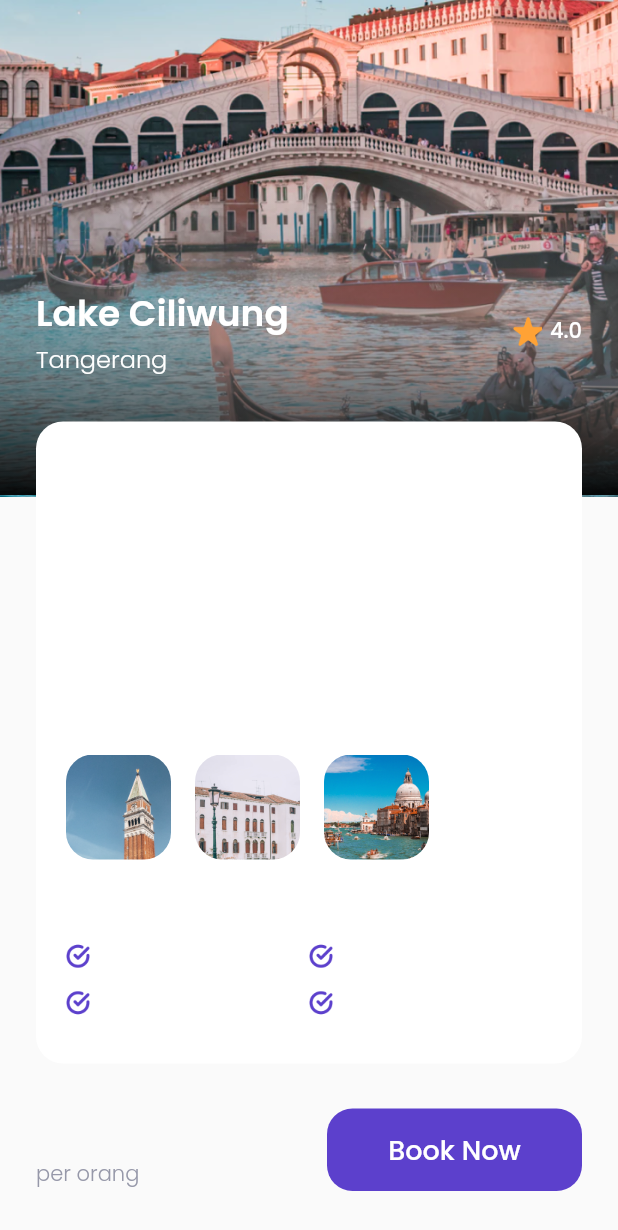
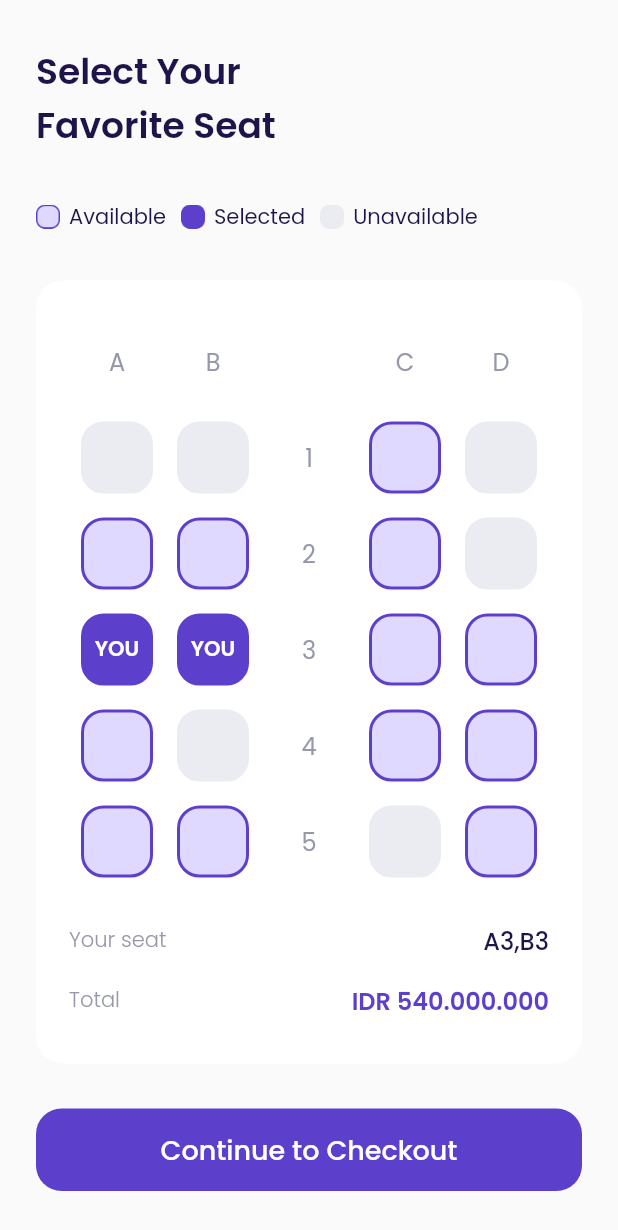
Before and after one commit to Tobils/aeroplane, a Flutter app: the DetailPage screen opened directly, scrolled down 119 dp, after a tap on "Book Now", on a phone screen of 412 x 824 dp. Shown: the top 1230 px of the screen. Run offline on Flutter 3.47's test engine with Material 2 defaults, Android fonts, the phone set to English and light mode, and no system bars; our stand-ins replace google_fonts; missing offline and left inert: dart:ffi.

Commit message:
feat: add select seat page

```diff
--- a/lib/shared/theme.dart
+++ b/lib/shared/theme.dart
@@ -5,8 +5,8 @@ const double defaultMargin = 24.00;
 const double defaultRadius = 17.00;
 
 const Color kPrimaryColor = Color(0xff5C40CC);
-// const Color kBlackColor = Color(0xff1F1449);
-const Color kBlackColor = Color(0x00000);
+const Color kBlackColor = Color(0xff1F1449);
+// const Color kBlackColor = Color(0x00000);
 const Color kWhiteColor = Color(0xffFFFFFF);
 const Color kGreyColor = Color(0xff9698A9);
 const Color kGreenColor = Color(0xff0EC3AE);
@@ -14,6 +14,8 @@ const Color kRedColor = Color(0xffEB70A5);
 const Color kBackgroundColor = Color(0xffFAFAFA);
 const Color kInactiveColor = Color(0xffDBD7EC);
 const Color kTransparentColor = Colors.transparent;
+const Color kUnavailableColor = Color(0xffEBECF1);
+const Color kAvailableColor = Color(0xffE0D9FF);
 
 TextStyle blackTextStyle = GoogleFonts.poppins(color: kBlackColor);
 TextStyle whiteTextStyle = GoogleFonts.poppins(color: kWhiteColor);
--- /dev/null
+++ b/lib/ui/pages/choose_seat_page.dart
@@ -0,0 +1,409 @@
+import 'package:aeroplane/shared/theme.dart';
+import 'package:aeroplane/ui/widgets/seat_item.dart';
+import 'package:flutter/material.dart';
+
+import '../widgets/custom_button.dart';
+
+class ChooseSeatPage extends StatelessWidget {
+  const ChooseSeatPage({super.key});
+
+  @override
+  Widget build(BuildContext context) {
+    Widget title() {
+      return Text(
+        "Select Your\nFavorite Seat",
+        style: blackTextStyle.copyWith(
+          fontWeight: semiBold,
+          fontSize: 24,
+        ),
+      );
+    }
+
+    Widget seatStatus() {
+      return Container(
+        margin: EdgeInsets.symmetric(vertical: 32),
+        child: Row(
+          children: [
+            // NOTE: AVAILABLE
+            Row(
+              children: [
+                Container(
+                  height: 16,
+                  width: 16,
+                  margin: EdgeInsets.only(right: 6),
+                  decoration: BoxDecoration(
+                    image: DecorationImage(
+                        image: AssetImage('assets/icon_available.png'),
+                        fit: BoxFit.cover),
+                  ),
+                ),
+                Text(
+                  'Available',
+                  style: blackTextStyle.copyWith(
+                    fontSize: 14,
+                    fontWeight: regular,
+                  ),
+                )
+              ],
+            ),
+
+            // NOTE: SELECTED
+            Row(
+              children: [
+                Container(
+                  height: 16,
+                  width: 16,
+                  margin: EdgeInsets.only(left: 10, right: 6),
+                  decoration: BoxDecoration(
+                    image: DecorationImage(
+                        image: AssetImage('assets/icon_selected.png'),
+                        fit: BoxFit.cover),
+                  ),
+                ),
+                Text(
+                  'Selected',
+                  style: blackTextStyle.copyWith(
+                    fontSize: 14,
+                    fontWeight: regular,
+                  ),
+                )
+              ],
+            ),
+
+            // NOTE: UNAVAILABLE
+            Row(
+              children: [
+                Container(
+                  height: 16,
+                  width: 16,
+                  margin: EdgeInsets.only(left: 10, right: 6),
+                  decoration: const BoxDecoration(
+                    image: DecorationImage(
+                        image: AssetImage('assets/icon_unavailable.png'),
+                        fit: BoxFit.cover),
+                  ),
+                ),
+                Text(
+                  'Unavailable',
+                  style: blackTextStyle.copyWith(
+                    fontSize: 14,
+                    fontWeight: regular,
+                  ),
+                )
+              ],
+            )
+          ],
+        ),
+      );
+    }
+
+    Widget selectSeat() {
+      return Container(
+        // margin: EdgeInsets.symmetric(vertical: 30),
+        padding: EdgeInsets.symmetric(
+          vertical: 30,
+          horizontal: 22,
+        ),
+        width: double.infinity,
+        decoration: BoxDecoration(
+          color: kWhiteColor,
+          borderRadius: BorderRadius.circular(18),
+        ),
+        child: Column(
+          children: [
+            // NOTE: SEAT INDICATIONS
+            Row(
+              mainAxisAlignment: MainAxisAlignment.spaceAround,
+              children: [
+                Container(
+                  width: 48,
+                  height: 48,
+                  child: Center(
+                    child: Text(
+                      "A",
+                      style: greyTextStyle.copyWith(
+                        fontWeight: regular,
+                        fontSize: 16,
+                      ),
+                    ),
+                  ),
+                ),
+                Container(
+                  width: 48,
+                  height: 48,
+                  child: Center(
+                    child: Text(
+                      "B",
+                      style: greyTextStyle.copyWith(
+                        fontWeight: regular,
+                        fontSize: 16,
+                      ),
+                    ),
+                  ),
+                ),
+                Container(
+                  width: 48,
+                  height: 48,
+                  child: Center(
+                    child: Text(
+                      "",
+                      style: greyTextStyle.copyWith(
+                        fontWeight: regular,
+                        fontSize: 16,
+                      ),
+                    ),
+                  ),
+                ),
+                Container(
+                  width: 48,
+                  height: 48,
+                  child: Center(
+                    child: Text(
+                      "C",
+                      style: greyTextStyle.copyWith(
+                        fontWeight: regular,
+                        fontSize: 16,
+                      ),
+                    ),
+                  ),
+                ),
+                Container(
+                  width: 48,
+                  height: 48,
+                  child: Center(
+                    child: Text(
+                      "D",
+                      style: greyTextStyle.copyWith(
+                        fontWeight: regular,
+                        fontSize: 16,
+                      ),
+                    ),
+                  ),
+                ),
+              ],
+            ),
+
+            // NOTE: SEAT 1
+            Container(
+              margin: EdgeInsets.only(top: 16),
+              child: Row(
+                mainAxisAlignment: MainAxisAlignment.spaceAround,
+                children: [
+                  SeatItem(status: 2),
+                  SeatItem(status: 2),
+                  Container(
+                    width: 48,
+                    height: 48,
+                    child: Center(
+                      child: Text(
+                        "1",
+                        style: greyTextStyle.copyWith(
+                          fontWeight: regular,
+                          fontSize: 16,
+                        ),
+                      ),
+                    ),
+                  ),
+                  SeatItem(status: 0),
+                  SeatItem(status: 2),
+                ],
+              ),
+            ),
+
+            // NOTE: SEAT 2
+            Container(
+              margin: EdgeInsets.only(top: 16),
+              child: Row(
+                mainAxisAlignment: MainAxisAlignment.spaceAround,
+                children: [
+                  SeatItem(status: 0),
+                  SeatItem(status: 0),
+                  Container(
+                    width: 48,
+                    height: 48,
+                    child: Center(
+                      child: Text(
+                        "2",
+                        style: greyTextStyle.copyWith(
+                          fontWeight: regular,
+                          fontSize: 16,
+                        ),
+                      ),
+                    ),
+                  ),
+                  SeatItem(status: 0),
+                  SeatItem(status: 2),
+                ],
+              ),
+            ),
+
+            // NOTE: SEAT 3
+            Container(
+              margin: EdgeInsets.only(top: 16),
+              child: Row(
+                mainAxisAlignment: MainAxisAlignment.spaceAround,
+                children: [
+                  SeatItem(status: 1),
+                  SeatItem(status: 1),
+                  Container(
+                    width: 48,
+                    height: 48,
+                    child: Center(
+                      child: Text(
+                        "3",
+                        style: greyTextStyle.copyWith(
+                          fontWeight: regular,
+                          fontSize: 16,
+                        ),
+                      ),
+                    ),
+                  ),
+                  SeatItem(status: 0),
+                  SeatItem(status: 0),
+                ],
+              ),
+            ),
+
+            // NOTE: SEAT 4
+            Container(
+              margin: EdgeInsets.only(top: 16),
+              child: Row(
+                mainAxisAlignment: MainAxisAlignment.spaceAround,
+                children: [
+                  SeatItem(status: 0),
+                  SeatItem(status: 2),
+                  Container(
+                    width: 48,
+                    height: 48,
+                    child: Center(
+                      child: Text(
+                        "4",
+                        style: greyTextStyle.copyWith(
+                          fontWeight: regular,
+                          fontSize: 16,
+                        ),
+                      ),
+                    ),
+                  ),
+                  SeatItem(status: 0),
+                  SeatItem(status: 0),
+                ],
+              ),
+            ),
+
+            // NOTE: SEAT 5
+            Container(
+              margin: EdgeInsets.only(top: 16),
+              child: Row(
+                mainAxisAlignment: MainAxisAlignment.spaceAround,
+                children: [
+                  SeatItem(status: 0),
+                  SeatItem(status: 0),
+                  Container(
+                    width: 48,
+                    height: 48,
+                    child: Center(
+                      child: Text(
+                        "5",
+                        style: greyTextStyle.copyWith(
+                          fontWeight: regular,
+                          fontSize: 16,
+                        ),
+                      ),
+                    ),
+                  ),
+                  SeatItem(status: 2),
+                  SeatItem(status: 0),
+                ],
+              ),
+            ),
+
+            // NOTE: SUMMARY
+            Container(
+              margin: EdgeInsets.only(top: 30),
+              child: Column(
+                children: [
+                  // NOTE: selected seat
+                  Row(
+                    mainAxisAlignment: MainAxisAlignment.spaceBetween,
+                    children: [
+                      Text(
+                        'Your seat',
+                        style: greyTextStyle.copyWith(
+                          fontWeight: light,
+                          fontSize: 14,
+                        ),
+                      ),
+                      Text(
+                        'A3,B3',
+                        style: blackTextStyle.copyWith(
+                          fontWeight: medium,
+                          fontSize: 16,
+                        ),
+                      ),
+                    ],
+                  ),
+                  SizedBox(
+                    height: 16,
+                  ),
+                  // NOTE: total
+                  Row(
+                    mainAxisAlignment: MainAxisAlignment.spaceBetween,
+                    children: [
+                      Text(
+                        'Total',
+                        style: greyTextStyle.copyWith(
+                          fontWeight: light,
+                          fontSize: 14,
+                        ),
+                      ),
+                      Text(
+                        'IDR 540.000.000',
+                        style: purpleTextStyle.copyWith(
+                          fontWeight: semiBold,
+                          fontSize: 16,
+                        ),
+                      ),
+                    ],
+                  ),
+                ],
+              ),
+            ),
+          ],
+        ),
+      );
+    }
+
+    Widget checkoutButton() {
+      return Container(
+        margin: EdgeInsets.only(top: 30),
+        child: CustomButton(
+          title: "Continue to Checkout",
+          onPressed: () {
+            Navigator.push(context,
+                MaterialPageRoute(builder: (context) => ChooseSeatPage()));
+          },
+          width: 170,
+        ),
+      );
+    }
+
+    return Scaffold(
+      backgroundColor: kBackgroundColor,
+      body: SafeArea(
+          child: ListView(
+        padding: const EdgeInsets.only(
+          left: defaultMargin,
+          right: defaultMargin,
+          top: 30,
+        ),
+        children: [
+          title(),
+          seatStatus(),
+          selectSeat(),
+          checkoutButton(),
+        ],
+      )),
+    );
+  }
+}
--- a/lib/ui/pages/detail_page.dart
+++ b/lib/ui/pages/detail_page.dart
@@ -1,4 +1,5 @@
 import 'package:aeroplane/shared/theme.dart';
+import 'package:aeroplane/ui/pages/choose_seat_page.dart';
 import 'package:aeroplane/ui/widgets/custom_button.dart';
 import 'package:aeroplane/ui/widgets/interest_item.dart';
 import 'package:aeroplane/ui/widgets/photo_item.dart';
@@ -13,7 +14,7 @@ class DetailPage extends StatelessWidget {
       return Container(
         width: double.infinity,
         height: 450,
-        decoration: const BoxDecoration(
+        decoration: BoxDecoration(
             image: DecorationImage(
                 fit: BoxFit.cover,
                 image: AssetImage("assets/image_destination1.png"))),
@@ -23,7 +24,7 @@ class DetailPage extends StatelessWidget {
     Widget customeShadow() {
       return Container(
         height: 214,
-        margin: const EdgeInsets.only(top: 235),
+        margin: EdgeInsets.only(top: 235),
         width: double.infinity,
         decoration: BoxDecoration(
             gradient: LinearGradient(
@@ -40,7 +41,7 @@ class DetailPage extends StatelessWidget {
     Widget content() {
       return Container(
         width: double.infinity,
-        margin: const EdgeInsets.symmetric(horizontal: defaultMargin),
+        margin: EdgeInsets.symmetric(horizontal: defaultMargin),
         child: Column(
           children: [
             // NOTE: EMBLEM
@@ -50,7 +51,7 @@ class DetailPage extends StatelessWidget {
               margin: EdgeInsets.only(
                 top: 30,
               ),
-              decoration: const BoxDecoration(
+              decoration: BoxDecoration(
                 image: DecorationImage(
                   image: AssetImage('assets/icon_emblem.png'),
                 ),
@@ -90,8 +91,8 @@ class DetailPage extends StatelessWidget {
                       Container(
                         width: 20,
                         height: 20,
-                        margin: const EdgeInsets.only(right: 5),
-                        decoration: const BoxDecoration(
+                        margin: EdgeInsets.only(right: 5),
+                        decoration: BoxDecoration(
                           image: DecorationImage(
                             image: AssetImage('assets/icon_star.png'),
                           ),
@@ -214,7 +215,12 @@ class DetailPage extends StatelessWidget {
                   // NOTE: BOOK BUTTON
                   CustomButton(
                     title: "Book Now",
-                    onPressed: () {},
+                    onPressed: () {
+                      Navigator.push(
+                          context,
+                          MaterialPageRoute(
+                              builder: (context) => ChooseSeatPage()));
+                    },
                     width: 170,
                   )
                 ],
--- a/lib/ui/pages/home_page.dart
+++ b/lib/ui/pages/home_page.dart
@@ -10,7 +10,7 @@ class HomePage extends StatelessWidget {
   Widget build(BuildContext context) {
     Widget header() {
       return Container(
-        margin: EdgeInsets.only(
+        margin: const EdgeInsets.only(
           left: defaultMargin,
           right: defaultMargin,
           top: 30,
@@ -94,7 +94,7 @@ class HomePage extends StatelessWidget {
 
     Widget newDestinations() {
       return Container(
-        margin: EdgeInsets.only(
+        margin: const EdgeInsets.only(
             left: defaultMargin, right: defaultMargin, top: 30, bottom: 140),
         child: Column(
           crossAxisAlignment: CrossAxisAlignment.start,
--- /dev/null
+++ b/lib/ui/widgets/seat_item.dart
@@ -0,0 +1,74 @@
+import 'package:flutter/material.dart';
+
+import '../../shared/theme.dart';
+
+class SeatItem extends StatelessWidget {
+  // NOTE: 0. Available 1. Selected 2. Unavailable
+  final int status;
+
+  const SeatItem({super.key, this.status = 2});
+
+  @override
+  Widget build(BuildContext context) {
+    backgroundColour() {
+      switch (status) {
+        case 0:
+          return kAvailableColor;
+        case 1:
+          return kPrimaryColor;
+        case 2:
+          return kUnavailableColor;
+        default:
+          return kUnavailableColor;
+      }
+    }
+
+    borderColor() {
+      switch (status) {
+        case 0:
+          return kPrimaryColor;
+        case 1:
+          return kPrimaryColor;
+        case 2:
+          return kUnavailableColor;
+        default:
+          return kUnavailableColor;
+      }
+    }
+
+    Widget child() {
+      switch (status) {
+        case 0:
+          return SizedBox();
+        case 1:
+          return Center(
+            child: Text(
+              "YOU",
+              style: whiteTextStyle.copyWith(
+                fontWeight: semiBold,
+              ),
+            ),
+          );
+        case 2:
+          return SizedBox();
+
+        default:
+          return SizedBox();
+      }
+    }
+
+    return Container(
+      height: 48,
+      width: 48,
+      decoration: BoxDecoration(
+        color: backgroundColour(),
+        borderRadius: BorderRadius.circular(15),
+        border: Border.all(
+          color: borderColor(),
+          width: 2,
+        ),
+      ),
+      child: child(),
+    );
+  }
+}
```
